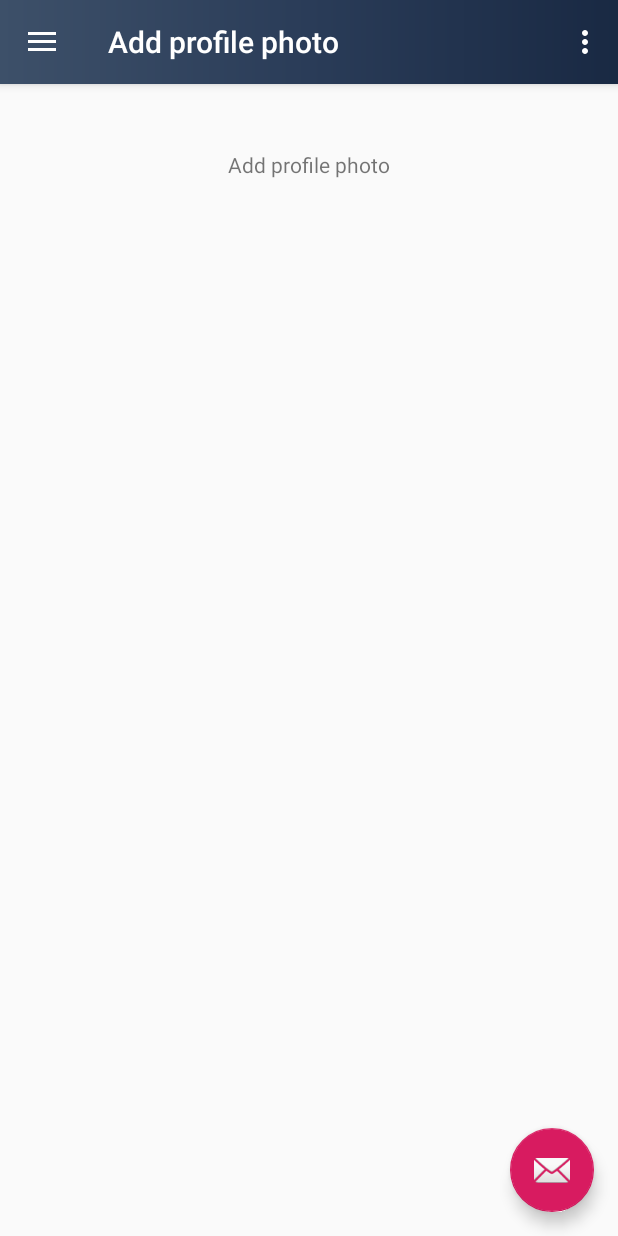
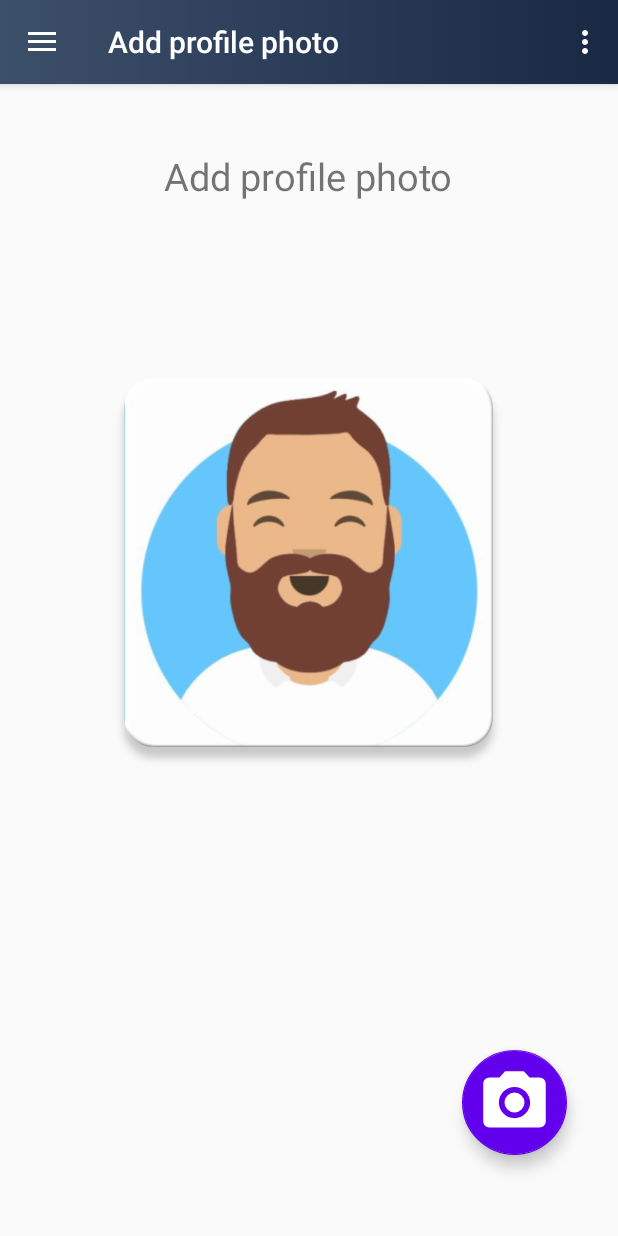
Before and after one commit to St3v3nsS/MDS, an Android app: the Navigation screen opened directly, with no data from a screen before it, in the side drawer, after a tap on "Add profile photo", on a phone screen of 412 x 824 dp. Run offline under Robolectric (Android 15) with nearby library versions, the phone set to English and light mode, and no system bars; pictures from the network do not load.

Commit message:
Add profile photo - done

```diff
--- a/FirstApp/app/src/main/AndroidManifest.xml
+++ b/FirstApp/app/src/main/AndroidManifest.xml
@@ -4,6 +4,10 @@
     package="com.example.firstapp">
 
     <uses-permission android:name="android.permission.INTERNET" />
+    <uses-permission android:name="android.permission.READ_EXTERNAL_STORAGE"/>
+    <uses-permission android:name="android.permission.WRITE_EXTERNAL_STORAGE"/>
+    <uses-permission android:name="android.permission.MEDIA_CONTENT_CONTROL"
+        tools:ignore="ProtectedPermissions" />
 
     <application
         android:allowBackup="true"
--- a/FirstApp/app/src/main/java/com/example/firstapp/activities/Navigation.java
+++ b/FirstApp/app/src/main/java/com/example/firstapp/activities/Navigation.java
@@ -56,14 +56,6 @@ public class Navigation extends AppCompatActivity
 
         getProfile();
 
-        FloatingActionButton fab = (FloatingActionButton) findViewById(R.id.fab);
-        fab.setOnClickListener(new View.OnClickListener() {
-            @Override
-            public void onClick(View view) {
-                Snackbar.make(view, "Replace with your own action", Snackbar.LENGTH_LONG)
-                        .setAction("Action", null).show();
-            }
-        });
 
         DrawerLayout drawer = (DrawerLayout) findViewById(R.id.drawer_layout);
         ActionBarDrawerToggle toggle = new ActionBarDrawerToggle(
--- a/FirstApp/app/src/main/java/com/example/firstapp/interfaces/Api.java
+++ b/FirstApp/app/src/main/java/com/example/firstapp/interfaces/Api.java
@@ -8,12 +8,15 @@ import com.example.firstapp.responses.EventsResponse;
 import com.example.firstapp.responses.FriendsResponse;
 import com.example.firstapp.responses.LoginResponse;
 
+import okhttp3.MultipartBody;
 import okhttp3.ResponseBody;
 import retrofit2.Call;
 import retrofit2.http.Body;
 import retrofit2.http.GET;
+import retrofit2.http.Multipart;
 import retrofit2.http.PATCH;
 import retrofit2.http.POST;
+import retrofit2.http.Part;
 import retrofit2.http.Path;
 
 public interface Api {
@@ -32,4 +35,9 @@ public interface Api {
 
     @GET("user/friends")
     Call<FriendsResponse> getFriends();
+
+    @Multipart
+    @POST("user/profile_photo")
+    Call<ResponseBody> uploadPhoto(@Part MultipartBody.Part image);
+
 }
--- a/FirstApp/app/src/main/java/com/example/firstapp/services/RetrofitClient.java
+++ b/FirstApp/app/src/main/java/com/example/firstapp/services/RetrofitClient.java
@@ -8,7 +8,7 @@ public class RetrofitClient {
 
     private static OkHttpClient.Builder httpClient = new OkHttpClient.Builder();
 
-    private static final String API_BASE_URL = /*"http://172.20.10.3:3000"*/"http://192.168.1.4:3000/";
+    private static final String API_BASE_URL = /*"http://172.20.10.3:3000"*/"http://192.168.1.8:3000/";
     private static Retrofit.Builder builder =
             new Retrofit.Builder()
                     .baseUrl(API_BASE_URL)
--- a/FirstApp/app/src/main/res/drawable-v21/ic_menu_camera.xml
+++ b/FirstApp/app/src/main/res/drawable-v21/ic_menu_camera.xml
@@ -4,9 +4,9 @@
     android:viewportWidth="24.0"
     android:viewportHeight="24.0">
     <path
-        android:fillColor="#FF000000"
+        android:fillColor="#FFFFFFFF"
         android:pathData="M12,12m-3.2,0a3.2,3.2 0,1 1,6.4 0a3.2,3.2 0,1 1,-6.4 0" />
     <path
-        android:fillColor="#FF000000"
+        android:fillColor="#FFFFFFFF"
         android:pathData="M9,2L7.17,4H4c-1.1,0 -2,0.9 -2,2v12c0,1.1 0.9,2 2,2h16c1.1,0 2,-0.9 2,-2V6c0,-1.1 -0.9,-2 -2,-2h-3.17L15,2H9zm3,15c-2.76,0 -5,-2.24 -5,-5s2.24,-5 5,-5 5,2.24 5,5 -2.24,5 -5,5z" />
 </vector>
--- a/FirstApp/app/src/main/res/layout/app_bar_navigation.xml
+++ b/FirstApp/app/src/main/res/layout/app_bar_navigation.xml
@@ -20,12 +20,4 @@
 
     </android.support.design.widget.AppBarLayout>
 
-    <android.support.design.widget.FloatingActionButton
-        android:id="@+id/fab"
-        android:layout_width="wrap_content"
-        android:layout_height="wrap_content"
-        android:layout_gravity="bottom|end"
-        android:layout_margin="@dimen/fab_margin"
-        app:srcCompat="@android:drawable/ic_dialog_email" />
-
 </android.support.design.widget.CoordinatorLayout>
--- a/FirstApp/app/src/main/res/layout/fragment_add_profile_photo.xml
+++ b/FirstApp/app/src/main/res/layout/fragment_add_profile_photo.xml
@@ -1,5 +1,6 @@
 <?xml version="1.0" encoding="utf-8"?>
 <RelativeLayout xmlns:android="http://schemas.android.com/apk/res/android"
+    xmlns:app="http://schemas.android.com/apk/res-auto"
     android:layout_width="match_parent" android:layout_height="match_parent">
 
     <TextView
@@ -10,6 +11,73 @@
         android:layout_marginTop="100dp"
         android:text="@string/add_profile_photo"
         android:layout_centerHorizontal="true"
+        android:textSize="25sp"
         android:layout_centerVertical="true"/>
 
+    <android.support.design.widget.FloatingActionButton
+        android:id="@+id/import_photo"
+        android:layout_width="wrap_content"
+        android:layout_height="wrap_content"
+        android:layout_alignParentEnd="true"
+        android:layout_alignParentRight="true"
+        android:layout_alignParentBottom="true"
+        android:layout_centerInParent="true"
+        android:layout_marginEnd="34dp"
+        android:layout_marginRight="34dp"
+        android:layout_marginBottom="54dp"
+        android:clickable="true"
+        android:focusable="true"
+        app:backgroundTint="@color/design_default_color_primary"
+        app:fabCustomSize="70sp"
+        app:fabSize="normal"
+        app:maxImageSize="50sp"
+        app:rippleColor="@android:color/background_light"
+        app:srcCompat="@drawable/ic_menu_camera" />
+
+    <FrameLayout
+        android:id="@+id/profile_layout"
+        android:layout_width="350dp"
+        android:layout_height="350dp"
+        android:layout_alignParentTop="true"
+        android:layout_centerHorizontal="true"
+        android:layout_centerVertical="true"
+        android:padding="20dp"
+        android:layout_marginTop="200dp">
+
+        <ImageView
+            android:id="@+id/profile_image"
+            android:layout_width="match_parent"
+            android:layout_height="match_parent"
+            android:visibility="visible"
+            app:srcCompat="@drawable/avatar" />
+    </FrameLayout>
+
+    <android.support.v7.widget.CardView
+        android:id="@+id/upload_cardview"
+        android:layout_width="200dp"
+        android:layout_height="50dp"
+        android:layout_below="@+id/profile_layout"
+        android:layout_centerHorizontal="true"
+        android:layout_marginBottom="31dp"
+        android:visibility="invisible"
+        app:cardBackgroundColor="@color/design_default_color_primary_dark"
+        app:cardCornerRadius="25dp"
+        app:cardElevation="10dp">
+
+        <RelativeLayout
+            android:layout_width="match_parent"
+            android:layout_height="match_parent"
+            android:visibility="visible">
+
+            <TextView
+                android:id="@+id/upload_photo"
+                android:layout_width="wrap_content"
+                android:layout_height="wrap_content"
+                android:layout_centerInParent="true"
+                android:text="@string/upload_photo"
+                android:textColor="#fff"
+                android:textSize="18sp" />
+        </RelativeLayout>
+    </android.support.v7.widget.CardView>
+
 </RelativeLayout>
--- a/FirstApp/app/src/main/res/values/strings.xml
+++ b/FirstApp/app/src/main/res/values/strings.xml
@@ -29,4 +29,5 @@
     <string name="communicate">Communicate</string>
     <string name="user_name">User name</string>
     <string name="user_status">User Status</string>
+    <string name="upload_photo">Upload photo</string>
 </resources>
```
Also changed, not shown: FirstApp/app/src/main/java/com/example/firstapp/menuActivities/ProfilePhoto.java (+162 -1 lines), FirstApp/app/src/main/res/drawable-anydpi/avatar.jpg (deleted), FirstApp/app/src/main/res/drawable/avatar.jpg (deleted), FirstApp/app/src/main/res/drawable/avatar.png (renamed from FirstApp/app/src/main/profile_photo-web.png).
